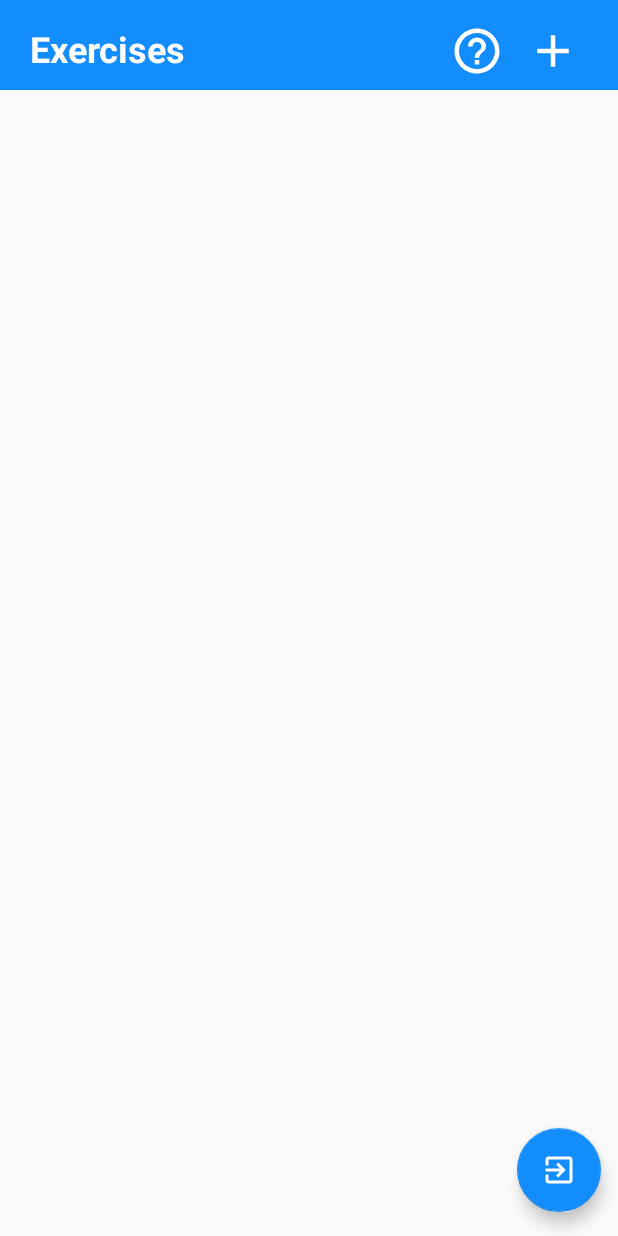
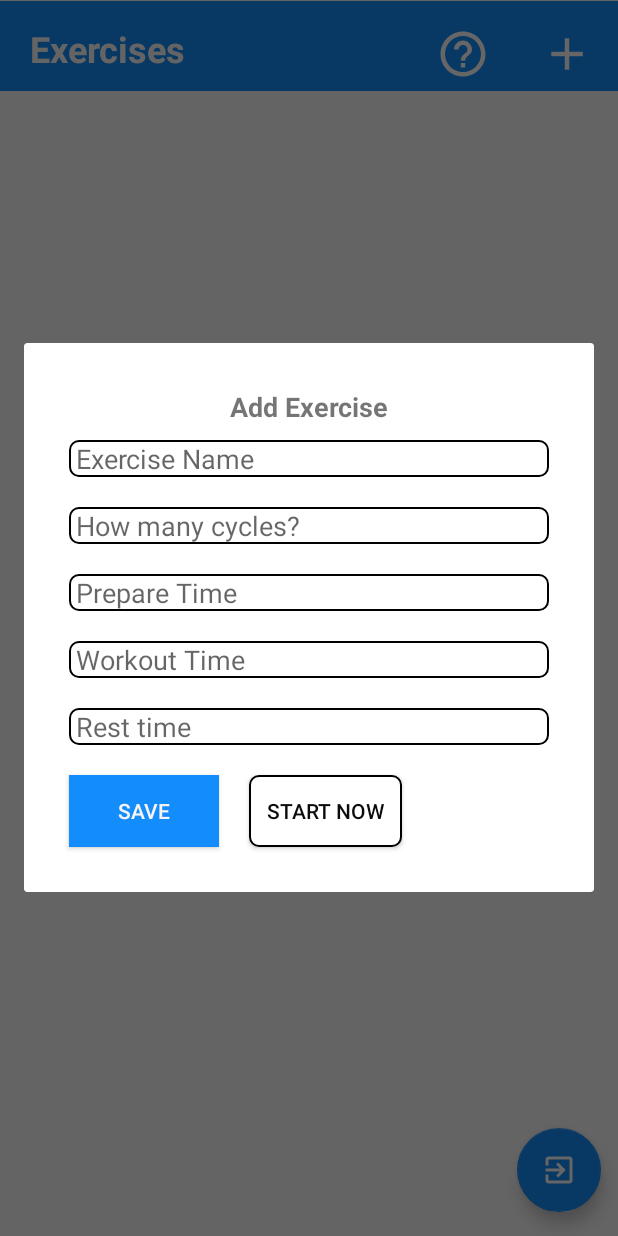
Before and after one commit to annylinh08/Motivational-Workout-Timer, an Android app: the ExercisesListActivity screen opened directly, with no data from a screen before it, after a tap on an icon or button, on a phone screen of 412 x 824 dp. Run offline under Robolectric (Android 15) with nearby library versions, the phone set to English and light mode, and no system bars; our stand-ins replace Firebase (no records; nobody signed in at launch, a user with empty details on screens opened directly); Roboto replaces fonts that are not available here.

Commit message:
Add add exercise dialog, add recyler view

```diff
--- a/app/build.gradle
+++ b/app/build.gradle
@@ -31,8 +31,8 @@ dependencies {
     implementation 'androidx.core:core-ktx:1.3.2'
     implementation 'androidx.appcompat:appcompat:1.2.0'
     implementation 'androidx.constraintlayout:constraintlayout:2.0.1'
-    implementation 'com.android.support:design:28.0.0'
     testImplementation 'junit:junit:4.12'
+    implementation 'com.google.android.material:material:1.1.0'
     androidTestImplementation 'androidx.test.ext:junit:1.1.2'
     androidTestImplementation 'androidx.test.espresso:espresso-core:3.3.0'
     implementation 'com.google.firebase:firebase-firestore:22.0.0'
@@ -40,6 +40,7 @@ dependencies {
     implementation 'com.google.firebase:firebase-auth:20.0.0'
     implementation 'com.firebaseui:firebase-ui-auth:6.4.0'
     implementation 'com.google.firebase:firebase-analytics:18.0.0'
+    implementation 'com.firebaseui:firebase-ui-firestore:6.2.1'
     implementation 'com.google.firebase:firebase-database:19.5.1'
     // Import the BoM for the Firebase platform
     implementation platform('com.google.firebase:firebase-bom:26.0.0')
--- a/app/src/main/java/com/example/motivationalworkouttimer/ExercisesListActivity.kt
+++ b/app/src/main/java/com/example/motivationalworkouttimer/ExercisesListActivity.kt
@@ -3,19 +3,48 @@ package com.example.motivationalworkouttimer
 import android.content.Intent
 import androidx.appcompat.app.AppCompatActivity
 import android.os.Bundle
+import android.text.TextUtils
 import android.view.LayoutInflater
+import android.view.View
+import android.view.ViewGroup
 import android.widget.ImageButton
 import android.widget.Toast
 import androidx.appcompat.app.AlertDialog
+import androidx.recyclerview.widget.LinearLayoutManager
+import androidx.recyclerview.widget.RecyclerView
+import com.firebase.ui.firestore.FirestoreRecyclerAdapter
+import com.firebase.ui.firestore.FirestoreRecyclerOptions
 import com.google.firebase.auth.FirebaseAuth
+import com.google.firebase.auth.ktx.auth
+import com.google.firebase.database.DatabaseReference
+import com.google.firebase.firestore.FirebaseFirestore
+import com.google.firebase.firestore.Query
+import com.google.firebase.ktx.Firebase
 import kotlinx.android.synthetic.main.activity_exercises_list.*
+import kotlinx.android.synthetic.main.add_exercise.*
+import kotlinx.android.synthetic.main.add_exercise.view.*
+import kotlinx.android.synthetic.main.exercise_item.view.*
 import kotlinx.android.synthetic.main.how_to_use.*
 import kotlinx.android.synthetic.main.how_to_use.view.*
 
 class ExercisesListActivity : AppCompatActivity() {
+
+    val db = FirebaseFirestore.getInstance()
+    private var adapter: ExerciseAdapter? = null
+
     override fun onCreate(savedInstanceState: Bundle?) {
         super.onCreate(savedInstanceState)
         setContentView(R.layout.activity_exercises_list)
+
+        //db = FirestoreDatabase.getInstance()
+        excerciseRecyclerView.layoutManager = LinearLayoutManager(this)
+
+        val query = db.collection("exercises").orderBy("title", Query.Direction.ASCENDING)
+
+        val options = FirestoreRecyclerOptions.Builder<Exercise>().setQuery(query, Exercise::class.java).build()
+        adapter = ExerciseAdapter(options)
+        excerciseRecyclerView.adapter = adapter
+
 
         logoutFab.setOnClickListener{
             //sign user out
@@ -27,7 +56,7 @@ class ExercisesListActivity : AppCompatActivity() {
         }
 
         questionButton.setOnClickListener{
-            val howToDialog = LayoutInflater.from(this).inflate(R.layout.how_to_use, null);
+            val howToDialog = LayoutInflater.from(this).inflate(R.layout.how_to_use, null)
             val mBuilder = AlertDialog.Builder(this)
                 .setView(howToDialog)
             val howToAlert = mBuilder.show()
@@ -38,8 +67,67 @@ class ExercisesListActivity : AppCompatActivity() {
 
 
         addButton.setOnClickListener {
-            Toast.makeText(this@ExercisesListActivity, "Button Clicked ..", Toast.LENGTH_SHORT).show()
+            val addExerciseDialog = LayoutInflater.from(this).inflate(R.layout.add_exercise, null)
+            val mBuilder = AlertDialog.Builder(this)
+                .setView(addExerciseDialog)
+            val addExeciseAlert = mBuilder.show()
+            addExerciseDialog.saveBtn.setOnClickListener{
+                if ((!TextUtils.isEmpty(exerciseName.text)) && (!TextUtils.isEmpty(numOfCycles.text)) && (!TextUtils.isEmpty(prepareTime.text)) && (!TextUtils.isEmpty(workoutTime.text)) && (!TextUtils.isEmpty(restTime.text))  ) {
+                    val exercise = Exercise()
+                    exercise.title = exerciseName.text.toString()
+                    exercise.cycle = numOfCycles.text.toString().toInt()
+                    exercise.prepTime = prepareTime.text.toString().toInt()
+                    exercise.workTime = workoutTime.text.toString().toInt()
+                    exercise.restTime = restTime.text.toString().toInt()
+
+                    val db = FirebaseFirestore.getInstance().collection("exercises")
+                    exercise.id = db.document().id
+                    db.document(exercise.id!!).set(exercise)
+                    Toast.makeText(this, "Exercise Added", Toast.LENGTH_LONG).show()
+                    addExeciseAlert.dismiss()
+                }
+                else {
+                    Toast.makeText(this, "Incomplete", Toast.LENGTH_LONG).show()
+                }
+            }
+
         }
 
     }
+
+    override fun onStart() {
+        super.onStart()
+        adapter!!.startListening()
+
+        val user = Firebase.auth.currentUser
+        if (user == null) {
+            val intent = Intent(applicationContext, SignInActivity::class.java)
+            startActivity(intent)
+        }
+    }
+
+    override fun onStop() {
+        super.onStop()
+        if (adapter != null) {
+            adapter!!.stopListening()
+        }
+    }
+
+    private inner class ExerciseViewHolder internal constructor(private val view: View) : RecyclerView.ViewHolder(view) {}
+
+    private inner class ExerciseAdapter internal constructor(options: FirestoreRecyclerOptions<Exercise>) :
+        FirestoreRecyclerAdapter<Exercise, ExerciseViewHolder>(options) {
+        override fun onCreateViewHolder(parent: ViewGroup, viewType: Int): ExerciseViewHolder {
+            val view = LayoutInflater.from(parent.context).inflate(R.layout.exercise_item, parent, false)
+            return  ExerciseViewHolder(view)
+        }
+
+        override fun onBindViewHolder(holder: ExerciseViewHolder, position: Int, model: Exercise) {
+            holder.itemView.exerciseTitle.text = model.title
+            holder.itemView.exerciseCycle1.text = model.cycle.toString()
+            holder.itemView.prepTime.text = model.prepTime.toString()
+            holder.itemView.workTime.text = model.workTime.toString()
+            holder.itemView.restTime1.text = model.restTime.toString()
+        }
+    }
 }
--- a/app/src/main/java/com/example/motivationalworkouttimer/SignInActivity.kt
+++ b/app/src/main/java/com/example/motivationalworkouttimer/SignInActivity.kt
@@ -44,6 +44,7 @@ class SignInActivity : AppCompatActivity() {
             mAuth.signInWithEmailAndPassword(email,password)
                 .addOnCompleteListener{ task ->
                     if(task.isSuccessful){
+                        Toast.makeText(this, "Successfully signed in", Toast.LENGTH_LONG).show()
                         val intent = Intent(applicationContext, ExercisesListActivity::class.java)
                         startActivity(intent)
                         finish()
--- a/app/src/main/res/drawable/my_border.xml
+++ b/app/src/main/res/drawable/my_border.xml
@@ -2,18 +2,15 @@
 <shape xmlns:android="http://schemas.android.com/apk/res/android"
     android:shape="rectangle" >
 
-    <!-- View background color -->
     <solid
         android:color="@color/background_color" >
     </solid>
 
-    <!-- View border color and width -->
     <stroke
         android:width="1dp"
         android:color="@color/border_color" >
     </stroke>
 
-    <!-- The radius makes the corners rounded -->
     <corners
         android:radius="6dp"   >
     </corners>
--- a/app/src/main/res/layout/activity_exercises_list.xml
+++ b/app/src/main/res/layout/activity_exercises_list.xml
@@ -8,16 +8,16 @@
 
     <TextView
         android:id="@+id/textView8"
-        android:layout_width="720dp"
+        android:layout_width="match_parent"
         android:layout_height="60dp"
         android:background="@color/colorPrimary"
         android:text=""
         app:layout_constraintBottom_toBottomOf="parent"
         app:layout_constraintEnd_toEndOf="parent"
-        app:layout_constraintHorizontal_bias="0.33"
+        app:layout_constraintHorizontal_bias="0.404"
         app:layout_constraintStart_toStartOf="parent"
         app:layout_constraintTop_toTopOf="parent"
-        app:layout_constraintVertical_bias="0.0" />
+        app:layout_constraintVertical_bias="0.001" />
 
     <com.google.android.material.floatingactionbutton.FloatingActionButton
         android:id="@+id/logoutFab"
@@ -55,10 +55,10 @@
         android:drawableLeft="@drawable/ic_help_outline_white_36dp"
         app:layout_constraintBottom_toBottomOf="parent"
         app:layout_constraintEnd_toEndOf="parent"
-        app:layout_constraintHorizontal_bias="0.798"
+        app:layout_constraintHorizontal_bias="0.773"
         app:layout_constraintStart_toStartOf="parent"
         app:layout_constraintTop_toTopOf="parent"
-        app:layout_constraintVertical_bias="0.02" />
+        app:layout_constraintVertical_bias="0.023" />
 
     <TextView
         android:id="@+id/addButton"
@@ -67,9 +67,21 @@
         android:drawableLeft="@drawable/ic_add_white_36dp"
         app:layout_constraintBottom_toBottomOf="parent"
         app:layout_constraintEnd_toEndOf="parent"
-        app:layout_constraintHorizontal_bias="0.932"
+        app:layout_constraintHorizontal_bias="0.957"
         app:layout_constraintStart_toStartOf="parent"
         app:layout_constraintTop_toTopOf="parent"
-        app:layout_constraintVertical_bias="0.02" />
+        app:layout_constraintVertical_bias="0.023" />
+
+    <androidx.recyclerview.widget.RecyclerView
+        android:id="@+id/excerciseRecyclerView"
+        android:layout_width="411dp"
+        android:layout_height="680dp"
+        android:scrollbars="vertical"
+        app:layout_constraintBottom_toBottomOf="parent"
+        app:layout_constraintEnd_toEndOf="parent"
+        app:layout_constraintHorizontal_bias="0.0"
+        app:layout_constraintStart_toStartOf="parent"
+        app:layout_constraintTop_toBottomOf="@+id/textView8"
+        app:layout_constraintVertical_bias="0.0" />
 
 </androidx.constraintlayout.widget.ConstraintLayout>
--- a/app/src/main/res/layout/activity_main.xml
+++ b/app/src/main/res/layout/activity_main.xml
@@ -31,7 +31,7 @@
         android:textSize="36sp"
         app:layout_constraintBottom_toBottomOf="parent"
         app:layout_constraintEnd_toEndOf="parent"
-        app:layout_constraintHorizontal_bias="0.335"
+        app:layout_constraintHorizontal_bias="0.297"
         app:layout_constraintStart_toStartOf="parent"
         app:layout_constraintTop_toTopOf="parent"
         app:layout_constraintVertical_bias="0.133" />
@@ -46,8 +46,8 @@
         android:textStyle="bold"
         app:layout_constraintBottom_toBottomOf="parent"
         app:layout_constraintEnd_toEndOf="parent"
-        app:layout_constraintHorizontal_bias="0.745"
-        app:layout_constraintStart_toStartOf="parent"
+        app:layout_constraintHorizontal_bias="0.132"
+        app:layout_constraintStart_toEndOf="@+id/textView2"
         app:layout_constraintTop_toTopOf="parent"
         app:layout_constraintVertical_bias="0.133" />
 
--- /dev/null
+++ b/app/src/main/res/layout/add_exercise.xml
@@ -0,0 +1,108 @@
+<?xml version="1.0" encoding="utf-8"?>
+<LinearLayout
+    xmlns:android="http://schemas.android.com/apk/res/android"
+    android:layout_width="match_parent"
+    android:layout_height="match_parent"
+    android:orientation="vertical"
+    android:padding="20dp">
+
+    <TextView
+        android:id="@+id/textView15"
+        android:layout_width="match_parent"
+        android:layout_height="wrap_content"
+        android:layout_marginTop="10dp"
+        android:text="Add Exercise"
+        android:textAlignment="center"
+        android:textSize="18sp"
+        android:textStyle="bold" />
+
+    <EditText
+        android:id="@+id/exerciseName"
+        android:layout_margin="10dp"
+        android:layout_width="wrap_content"
+        android:layout_height="wrap_content"
+        android:width="320sp"
+        android:ems="10"
+        android:inputType="textPersonName"
+        android:background="@drawable/my_border"
+        android:hint=" Exercise Name"
+        />
+
+    <EditText
+        android:id="@+id/numOfCycles"
+        android:layout_margin="10dp"
+        android:layout_width="wrap_content"
+        android:layout_height="wrap_content"
+        android:width="320sp"
+        android:ems="10"
+        android:inputType="number"
+        android:background="@drawable/my_border"
+        android:hint=" How many cycles?"
+        />
+
+    <EditText
+        android:id="@+id/prepareTime"
+        android:layout_margin="10dp"
+        android:layout_width="wrap_content"
+        android:layout_height="wrap_content"
+        android:width="320sp"
+        android:ems="10"
+        android:inputType="number"
+        android:background="@drawable/my_border"
+        android:hint=" Prepare Time"
+        />
+
+    <EditText
+        android:id="@+id/workoutTime"
+        android:layout_margin="10dp"
+        android:layout_width="wrap_content"
+        android:layout_height="wrap_content"
+        android:width="320sp"
+        android:ems="10"
+        android:inputType="number"
+        android:background="@drawable/my_border"
+        android:hint=" Workout Time"
+        />
+
+    <EditText
+        android:id="@+id/restTime"
+        android:layout_margin="10dp"
+        android:layout_width="wrap_content"
+        android:layout_height="wrap_content"
+        android:width="320sp"
+        android:ems="10"
+        android:inputType="number"
+        android:background="@drawable/my_border"
+        android:hint=" Rest time"
+        />
+
+    <LinearLayout
+        android:id="@+id/btnLL"
+        android:layout_width="358dp"
+        android:layout_height="wrap_content"
+        android:layout_alignParentBottom="true"
+
+        >
+
+        <Button
+            android:id="@+id/saveBtn"
+            android:layout_width="100dp"
+            android:layout_height="wrap_content"
+            android:layout_margin="10dp"
+            android:background="@color/colorPrimary"
+            android:radius="6dp"
+            android:text="Save"
+            android:textColor="#F8F4F4" />
+
+        <Button
+            android:id="@+id/startBtn"
+            android:layout_width="102dp"
+            android:layout_height="wrap_content"
+            android:layout_margin="10dp"
+            android:background="@drawable/my_border"
+            android:text="Start Now"
+            android:textAlignment="center"
+            android:textColor="#0B0B0B" />
+    </LinearLayout>
+
+</LinearLayout>
--- a/app/src/main/res/layout/how_to_use.xml
+++ b/app/src/main/res/layout/how_to_use.xml
@@ -4,7 +4,7 @@
     android:layout_width="match_parent"
     android:layout_height="match_parent"
     android:orientation="vertical"
-    android:padding="10dp">
+    android:padding="20dp">
 
     <TextView
         android:id="@+id/textView14"
```
Also changed, not shown: app/src/main/java/com/example/motivationalworkouttimer/Exercise.kt (added, +22 -0 lines), app/src/main/res/drawable/ic_clear_black_24dp.xml (added, +9 -0 lines), app/src/main/res/drawable/ic_create_black_24dp.xml (added, +9 -0 lines), app/src/main/res/layout/exercise_item.xml (added, +104 -0 lines).
